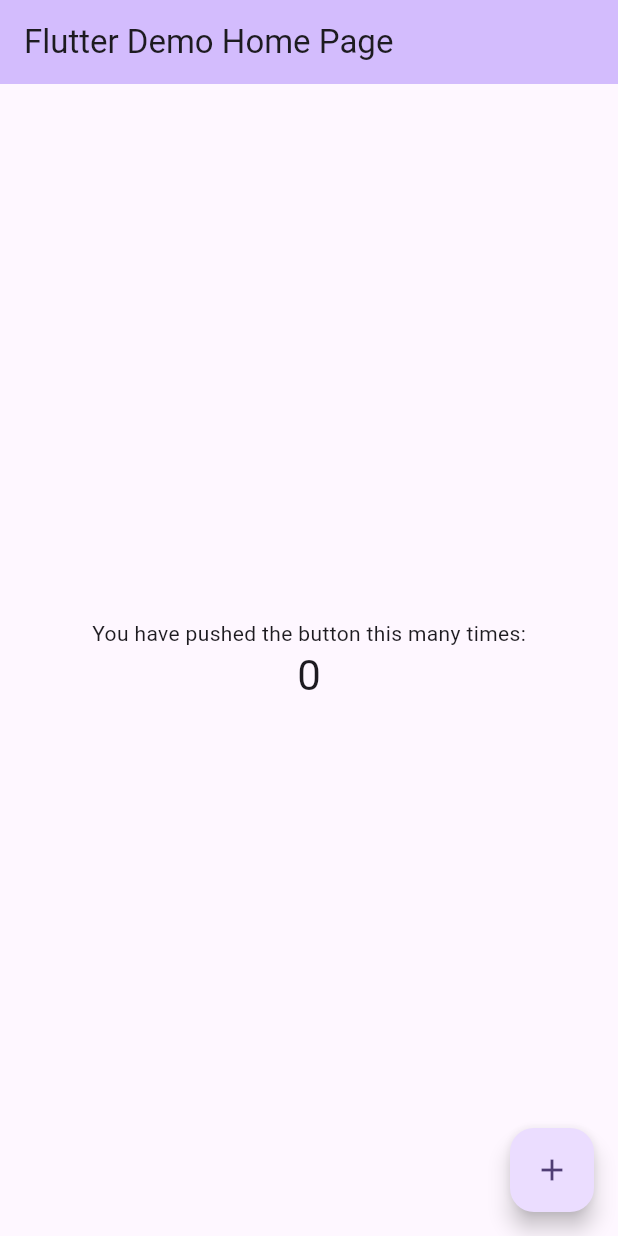
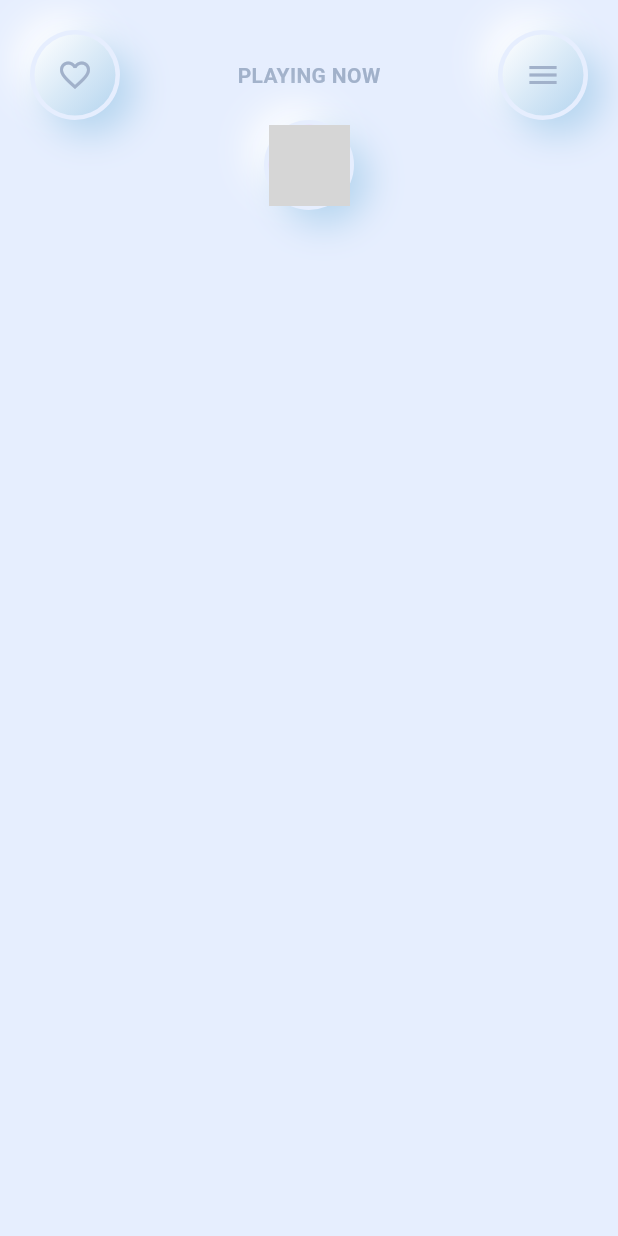
Before and after one commit to saied-nasiripour/musicplayer_1_flutter, a Flutter app: the screen it shows after launch, on a phone screen of 412 x 824 dp. Run offline on Flutter 3.47's test engine with Material 2 defaults, Android fonts, the light colour scheme and no system bars; grey boxes are pictures that could not be loaded.

Commit message:
generate appbar(favorite & menu)

```diff
--- /dev/null
+++ b/lib/features/player_feature/presentation/player_screen.dart
@@ -0,0 +1,58 @@
+import 'package:flutter/material.dart';
+import 'package:musicplayer_1_flutter/core/constants/color_palette.dart';
+import 'package:musicplayer_1_flutter/features/player_feature/presentation/widgets/neumorphism_button.dart';
+
+class PlayerScreen extends StatefulWidget {
+  const PlayerScreen({Key? key}) : super(key: key);
+
+  @override
+  _PlayerScreenState createState() => _PlayerScreenState();
+}
+
+class _PlayerScreenState extends State<PlayerScreen> {
+  @override
+  Widget build(BuildContext context) {
+    return Scaffold(
+      backgroundColor: ColorPalette.bgColor,
+      body: SafeArea(
+        child: Padding(
+          padding: const EdgeInsets.all(20.0),
+          child: Column(
+            children: [
+              Row(
+                mainAxisAlignment: MainAxisAlignment.spaceBetween,
+                children: [
+                  const NeumorphismButton(
+                    size: 60,
+                    child: Icon(
+                      Icons.favorite_border,
+                      color: ColorPalette.secondaryTextColor,
+                    ),
+                  ),
+                  Text(
+                    "Playing now".toUpperCase(),
+                    style: const TextStyle(
+                        color: ColorPalette.secondaryTextColor,
+                        fontSize: 14,
+                        fontWeight: FontWeight.bold),
+                  ),
+                  const NeumorphismButton(
+                    size: 60,
+                    child: Icon(
+                      Icons.menu,
+                      color: ColorPalette.secondaryTextColor,
+                    ),
+                  ),
+                ],
+              ),
+              const NeumorphismButton(
+                size: 60,
+                imageUrl: "assets/images/1.jpg",
+              ),
+            ],
+          ),
+        ),
+      ),
+    );
+  }
+}
--- /dev/null
+++ b/lib/features/player_feature/presentation/widgets/neumorphism_button.dart
@@ -0,0 +1,72 @@
+import 'package:flutter/material.dart';
+import 'package:musicplayer_1_flutter/core/constants/color_palette.dart';
+
+class NeumorphismButton extends StatelessWidget {
+  final double size;
+  final Widget? child;
+  final VoidCallback? onPressed;
+  final double blur;
+  final double distance;
+  final List<Color>? colors;
+  final String? imageUrl;
+
+  const NeumorphismButton({
+    super.key,
+    required this.size,
+    this.child,
+    this.onPressed,
+    this.blur = 20,
+    this.distance = 10,
+    this.colors,
+    this.imageUrl,
+  });
+
+  @override
+  Widget build(BuildContext context) {
+    return Container(
+      width: size,
+      height: size,
+      padding: const EdgeInsets.all(3),
+      clipBehavior: Clip.antiAliasWithSaveLayer,
+      decoration: BoxDecoration(
+          /*color: Colors.black,*/
+          color: colors == null ? ColorPalette.bgColor : colors![1],
+          shape: BoxShape.circle,
+          boxShadow: [
+            BoxShadow(
+              /*color: Colors.blue,*/
+              color: ColorPalette.white,
+              blurRadius: blur,
+              offset: Offset(-distance, -distance),
+            ),
+            BoxShadow(
+              /*color: Colors.red,*/
+              color: ColorPalette.bgDark,
+              blurRadius: blur,
+              offset: Offset(distance, distance),
+            ),
+          ]),
+      child: imageUrl != null
+          ? CircleAvatar(
+              backgroundImage: AssetImage(imageUrl!),
+            )
+          : Container(
+              decoration: BoxDecoration(
+                /*color: Colors.red,*/
+                color: ColorPalette.bgColor,
+                shape: BoxShape.circle,
+                gradient: LinearGradient(
+                  begin: Alignment.topLeft,
+                  end: Alignment.bottomRight,
+                  colors: colors ??
+                      [
+                        ColorPalette.white,
+                        ColorPalette.bgDark,
+                      ],
+                ),
+              ),
+              child: child,
+            ),
+    );
+  }
+}
--- a/lib/main.dart
+++ b/lib/main.dart
@@ -1,4 +1,5 @@
 import 'package:flutter/material.dart';
+import 'package:musicplayer_1_flutter/features/player_feature/presentation/player_screen.dart';
 
 void main() {
   runApp(const MyApp());
@@ -11,7 +12,8 @@ class MyApp extends StatelessWidget {
   @override
   Widget build(BuildContext context) {
     return MaterialApp(
-      title: 'Flutter Demo',
+      debugShowCheckedModeBanner: false,
+      title: 'Simple Music Player',
       theme: ThemeData(
         // This is the theme of your application.
         //
@@ -31,95 +33,7 @@ class MyApp extends StatelessWidget {
         colorScheme: ColorScheme.fromSeed(seedColor: Colors.deepPurple),
         useMaterial3: true,
       ),
-      home: const MyHomePage(title: 'Flutter Demo Home Page'),
+      home: const PlayerScreen(),
     );
   }
 }
-
-class MyHomePage extends StatefulWidget {
-  const MyHomePage({super.key, required this.title});
-
-  // This widget is the home page of your application. It is stateful, meaning
-  // that it has a State object (defined below) that contains fields that affect
-  // how it looks.
-
-  // This class is the configuration for the state. It holds the values (in this
-  // case the title) provided by the parent (in this case the App widget) and
-  // used by the build method of the State. Fields in a Widget subclass are
-  // always marked "final".
-
-  final String title;
-
-  @override
-  State<MyHomePage> createState() => _MyHomePageState();
-}
-
-class _MyHomePageState extends State<MyHomePage> {
-  int _counter = 0;
-
-  void _incrementCounter() {
-    setState(() {
-      // This call to setState tells the Flutter framework that something has
-      // changed in this State, which causes it to rerun the build method below
-      // so that the display can reflect the updated values. If we changed
-      // _counter without calling setState(), then the build method would not be
-      // called again, and so nothing would appear to happen.
-      _counter++;
-    });
-  }
-
-  @override
-  Widget build(BuildContext context) {
-    // This method is rerun every time setState is called, for instance as done
-    // by the _incrementCounter method above.
-    //
-    // The Flutter framework has been optimized to make rerunning build methods
-    // fast, so that you can just rebuild anything that needs updating rather
-    // than having to individually change instances of widgets.
-    return Scaffold(
-      appBar: AppBar(
-        // TRY THIS: Try changing the color here to a specific color (to
-        // Colors.amber, perhaps?) and trigger a hot reload to see the AppBar
-        // change color while the other colors stay the same.
-        backgroundColor: Theme.of(context).colorScheme.inversePrimary,
-        // Here we take the value from the MyHomePage object that was created by
-        // the App.build method, and use it to set our appbar title.
-        title: Text(widget.title),
-      ),
-      body: Center(
-        // Center is a layout widget. It takes a single child and positions it
-        // in the middle of the parent.
-        child: Column(
-          // Column is also a layout widget. It takes a list of children and
-          // arranges them vertically. By default, it sizes itself to fit its
-          // children horizontally, and tries to be as tall as its parent.
-          //
-          // Column has various properties to control how it sizes itself and
-          // how it positions its children. Here we use mainAxisAlignment to
-          // center the children vertically; the main axis here is the vertical
-          // axis because Columns are vertical (the cross axis would be
-          // horizontal).
-          //
-          // TRY THIS: Invoke "debug painting" (choose the "Toggle Debug Paint"
-          // action in the IDE, or press "p" in the console), to see the
-          // wireframe for each widget.
-          mainAxisAlignment: MainAxisAlignment.center,
-          children: <Widget>[
-            const Text(
-              'You have pushed the button this many times:',
-            ),
-            Text(
-              '$_counter',
-              style: Theme.of(context).textTheme.headlineMedium,
-            ),
-          ],
-        ),
-      ),
-      floatingActionButton: FloatingActionButton(
-        onPressed: _incrementCounter,
-        tooltip: 'Increment',
-        child: const Icon(Icons.add),
-      ), // This trailing comma makes auto-formatting nicer for build methods.
-    );
-  }
-}
```
Also changed, not shown: pubspec.yaml (+11 -1 lines).
